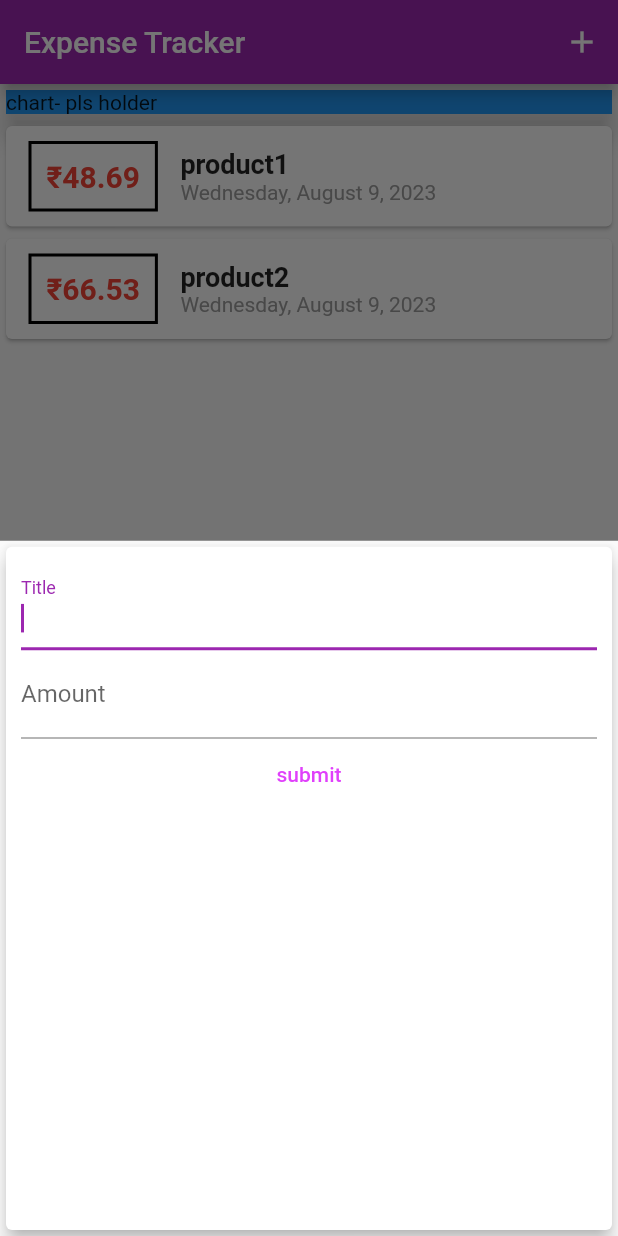
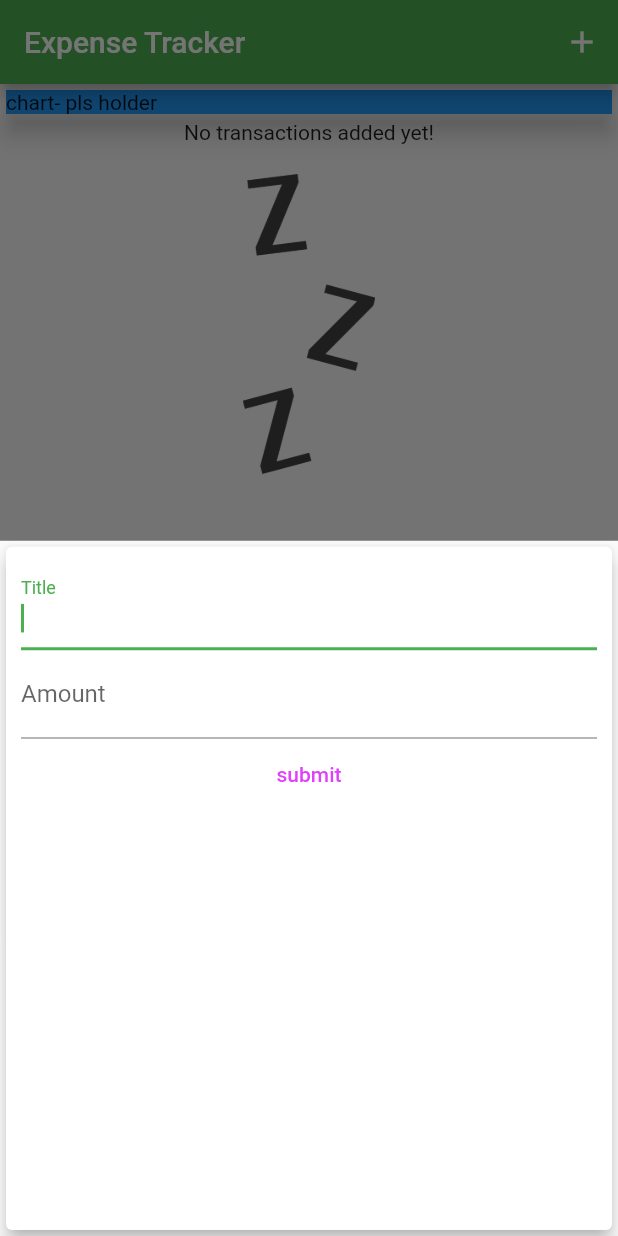
Before and after one commit to kevinpaul468/expense_tracker, a Flutter app: the screen it shows after launch, after a tap on the "add" icon, on a phone screen of 412 x 824 dp. Run offline on Flutter 3.47's test engine with Material 2 defaults, Android fonts, the phone set to English and light mode, and no system bars; missing offline and left inert: dart:ffi.

Commit message:
added blabk home dp

```diff
--- a/lib/main.dart
+++ b/lib/main.dart
@@ -1,3 +1,5 @@
+
+import 'dart:ffi';
 
 import 'package:expense_tracker/widgets/newtransactions.dart';
 import 'package:expense_tracker/widgets/transaction_list.dart';
@@ -11,7 +13,7 @@ void main(){
           home :MyApp(),
         debugShowCheckedModeBanner: false,
         theme: ThemeData(
-          primarySwatch: Colors.purple,
+          primarySwatch: Colors.green,
           secondaryHeaderColor: Colors.amber,
         )
       ));
@@ -29,10 +31,7 @@ class MyApp extends StatefulWidget {
 
 class _MyAppState extends State<MyApp> {
 
-  final List<Transaction> _userTransaction= [
-    Transaction(id: 't1', title: 'product1', amount: 48.69, date: DateTime.now()),
-    Transaction(id: 't2', title: 'product2', amount: 66.53, date: DateTime.now())
-  ];
+  final List<Transaction> _userTransaction= [];
 
   void _addNewTransaction(String title , double amount){
     final newtx = Transaction(id: DateTime.now().toString(), title: title, amount: amount, date: DateTime.now());
@@ -78,6 +77,18 @@ class _MyAppState extends State<MyApp> {
                         child: Text("chart- pls holder")
                     ),
                   ),
+                  if (_userTransaction.isEmpty)
+                    Column(
+                      children: [
+                        Text("No transactions added yet!"),
+                        SizedBox(height: 20,),
+                        Container(
+                          height: 200,
+                          child: Image.asset("images/waiting.png", fit: BoxFit.cover,),
+                        )
+                      ],
+                    )
+                  else
                   TransactionList(_userTransaction)
 
                 ],
--- a/lib/widgets/transaction_list.dart
+++ b/lib/widgets/transaction_list.dart
@@ -21,12 +21,12 @@ class TransactionList extends StatelessWidget {
                     style: TextStyle(
                         fontWeight: FontWeight.bold ,
                         fontSize: 20,
-                        color: Colors.red
+                        color: Theme.of(context).primaryColorDark
                     ),
 
                   ),
                   margin: EdgeInsets.symmetric(vertical: 10 , horizontal: 15 ),
-                  decoration: BoxDecoration(border: Border.all(color: Colors.black , width: 2 )),
+                  decoration: BoxDecoration(border: Border.all(color: Theme.of(context).primaryColor, width: 2 )),
                   padding: EdgeInsets.all(10),
                 ),
                 Column(
```
Also changed, not shown: pubspec.yaml (+4 -5 lines), images/waiting.png (added), lib/images/waiting.png (added).
